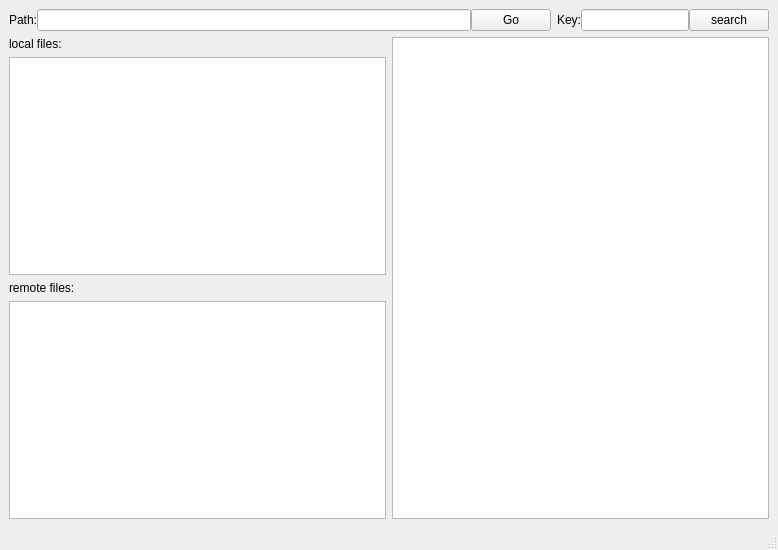
Qt form src/client/client.ui (Jerry89722/DistributeDisk) before a commit.
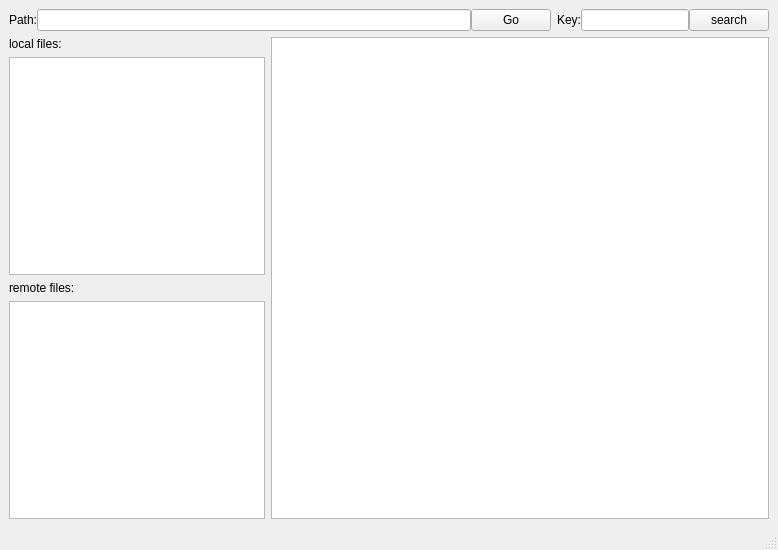
The same form after that commit.

The edit to the form file:
```diff
--- a/src/client/client.ui
+++ b/src/client/client.ui
@@ -68,7 +68,7 @@
      </layout>
     </item>
     <item>
-     <layout class="QHBoxLayout" name="horizontalLayout">
+     <layout class="QHBoxLayout" name="horizontalLayout" stretch="0,1">
       <item>
        <layout class="QVBoxLayout" name="verticalLayout" stretch="0,0,0,0">
         <item>
@@ -94,7 +94,7 @@
        </layout>
       </item>
       <item>
-       <widget class="QListView" name="fileLv"/>
+       <widget class="QTableView" name="fileTabView"/>
       </item>
      </layout>
     </item>
```
Left out of the diff: 2 changed lines with no effect on the pictures.
